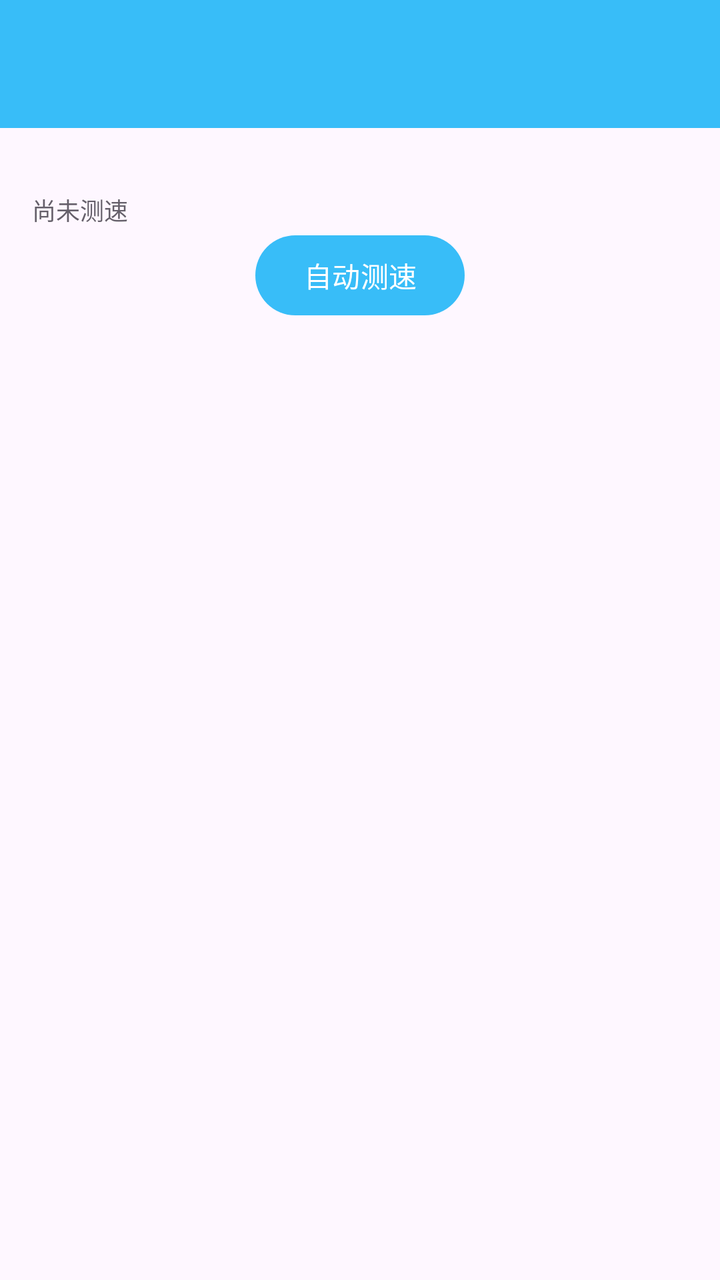
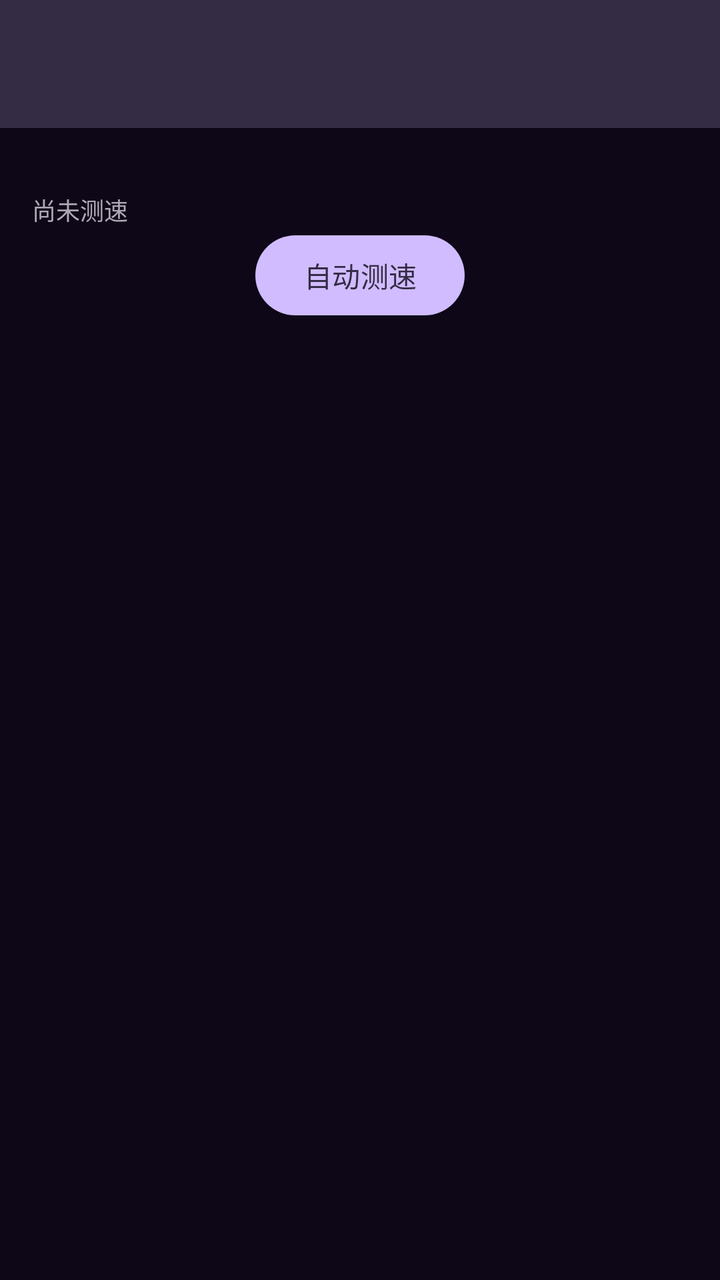

The first picture is an Android layout as it rendered before a commit; the second is the same layout after the commit. The layout source and the unified diff follow.
<!-- AndroidManifest.xml: application theme Theme.FPlus -->
<!-- res/layout/activity_benchmark.xml -->
<?xml version="1.0" encoding="utf-8"?>
<LinearLayout xmlns:android="http://schemas.android.com/apk/res/android"
    android:layout_width="match_parent"
    android:layout_height="match_parent"
    android:orientation="vertical">

    <androidx.appcompat.widget.Toolbar
        android:id="@+id/toolbar"
        android:layout_width="match_parent"
        android:layout_height="?attr/actionBarSize"
        android:background="?attr/colorPrimary"
        android:title="@string/benchmark_option_title"
        android:titleTextColor="@android:color/white" />

    <include layout="@layout/settings_child_benchmark" />
</LinearLayout>
<!-- res/layout/settings_child_benchmark.xml (included above) -->
<?xml version="1.0" encoding="utf-8"?>
<LinearLayout xmlns:android="http://schemas.android.com/apk/res/android"
    android:layout_width="match_parent"
    android:layout_height="wrap_content"
    android:orientation="vertical"
    android:padding="16dp">

    <TextView
        android:id="@+id/benchmark_result"
        android:layout_width="match_parent"
        android:layout_height="wrap_content"
        android:layout_marginTop="16dp"
        android:alpha="0.85"
        android:text="@string/benchmark_placeholder"
        android:textSize="12sp" />
    <Button
        android:id="@+id/btn_benchmark"
        android:layout_width="wrap_content"
        android:layout_height="wrap_content"
        android:layout_gravity="center_horizontal"
        android:text="@string/btn_benchmark" />

</LinearLayout>
<!-- resources referenced by this layout -->
<resources>
  <string name="benchmark_option_title">测速</string>
  <string name="benchmark_placeholder">尚未测速</string>
  <string name="btn_benchmark">自动测速</string>
  <style name="Theme.FPlus" parent="Base.Theme.FPlus" />
  <style name="Base.Theme.FPlus" parent="Theme.Material3.DayNight.NoActionBar">
          <item name="colorPrimary">@color/accent</item>
  
          
          <item name="shapeAppearanceCornerExtraSmall">@style/ShapeAppearance.FPlus.NoCorner</item>
          <item name="shapeAppearanceCornerSmall">@style/ShapeAppearance.FPlus.NoCorner</item>
          <item name="shapeAppearanceCornerMedium">@style/ShapeAppearance.FPlus.NoCorner</item>
          <item name="shapeAppearanceCornerLarge">@style/ShapeAppearance.FPlus.NoCorner</item>
          <item name="shapeAppearanceCornerExtraLarge">@style/ShapeAppearance.FPlus.NoCorner</item>
      </style>
  <color name="accent">#38BDF8</color>
  <style name="ShapeAppearance.FPlus.NoCorner" parent="ShapeAppearance.Material3.Corner.Small">
          <item name="cornerFamily">rounded</item>
          <item name="cornerSize">0dp</item>
      </style>
</resources>

<!-- the commit's change to res/layout/activity_benchmark.xml (unified diff, before → after) -->
@@ -6,11 +6,10 @@
 
     <androidx.appcompat.widget.Toolbar
         android:id="@+id/toolbar"
+        style="@style/Widget.FPlus.Toolbar"
         android:layout_width="match_parent"
         android:layout_height="?attr/actionBarSize"
-        android:background="?attr/colorPrimary"
-        android:title="@string/benchmark_option_title"
-        android:titleTextColor="@android:color/white" />
+        android:title="@string/benchmark_option_title" />
 
     <include layout="@layout/settings_child_benchmark" />
 </LinearLayout>
<!-- resource entries referenced after the edit -->
@@ -3,9 +3,29 @@
   <string name="benchmark_option_title">测速</string>
   <string name="benchmark_placeholder">尚未测速</string>
   <string name="btn_benchmark">自动测速</string>
+  <style name="Widget.FPlus.Toolbar" parent="Widget.Material3.Toolbar">
+          <item name="android:background">@color/bg_surface</item>
+          <item name="titleTextColor">@color/text_primary</item>
+          <item name="subtitleTextColor">@color/text_secondary</item>
+          <item name="android:elevation">0dp</item>
+      </style>
   <style name="Theme.FPlus" parent="Base.Theme.FPlus" />
-  <style name="Base.Theme.FPlus" parent="Theme.Material3.DayNight.NoActionBar">
+  <color name="bg_surface">#342C45</color>
+  <color name="text_primary">#FFEDEBF5</color>
+  <color name="text_secondary">#FFB2A9CE</color>
+  <style name="Base.Theme.FPlus" parent="Theme.Material3.Dark.NoActionBar">
           <item name="colorPrimary">@color/accent</item>
+          <item name="colorOnPrimary">@color/on_accent</item>
+  
+          
+          <item name="android:windowBackground">@color/bg_app</item>
+          <item name="android:colorBackground">@color/bg_app</item>
+          <item name="colorSurface">@color/bg_surface</item>
+  
+          
+          <item name="android:textColorPrimary">@color/text_primary</item>
+          <item name="android:textColorSecondary">@color/text_secondary</item>
+          <item name="colorOnSurface">@color/text_primary</item>
   
           
           <item name="shapeAppearanceCornerExtraSmall">@style/ShapeAppearance.FPlus.NoCorner</item>
@@ -13,11 +33,17 @@
           <item name="shapeAppearanceCornerMedium">@style/ShapeAppearance.FPlus.NoCorner</item>
           <item name="shapeAppearanceCornerLarge">@style/ShapeAppearance.FPlus.NoCorner</item>
           <item name="shapeAppearanceCornerExtraLarge">@style/ShapeAppearance.FPlus.NoCorner</item>
+  
+          
+          <item name="android:listDivider">@color/divider</item>
       </style>
-  <color name="accent">#38BDF8</color>
+  <color name="accent">#FFD0BCFF</color>
+  <color name="on_accent">#342C45</color>
+  <color name="bg_app">#FF0D0718</color>
   <style name="ShapeAppearance.FPlus.NoCorner" parent="ShapeAppearance.Material3.Corner.Small">
           <item name="cornerFamily">rounded</item>
           <item name="cornerSize">0dp</item>
       </style>
+  <color name="divider">#1AFFFFFF</color>
 </resources>
 
